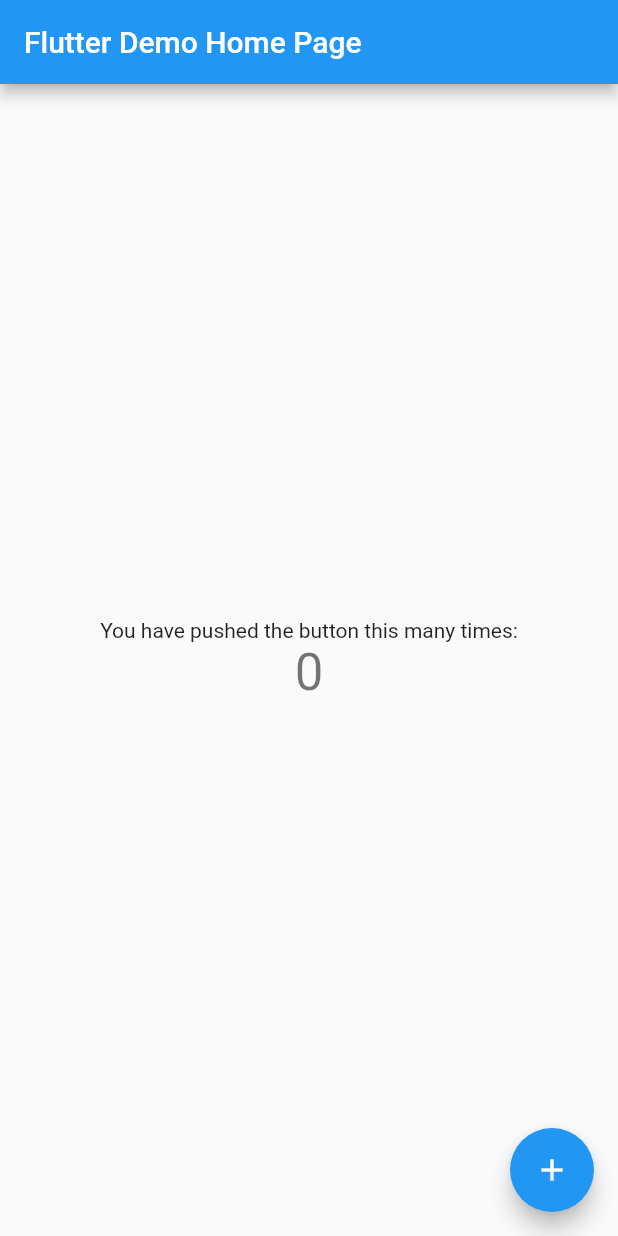
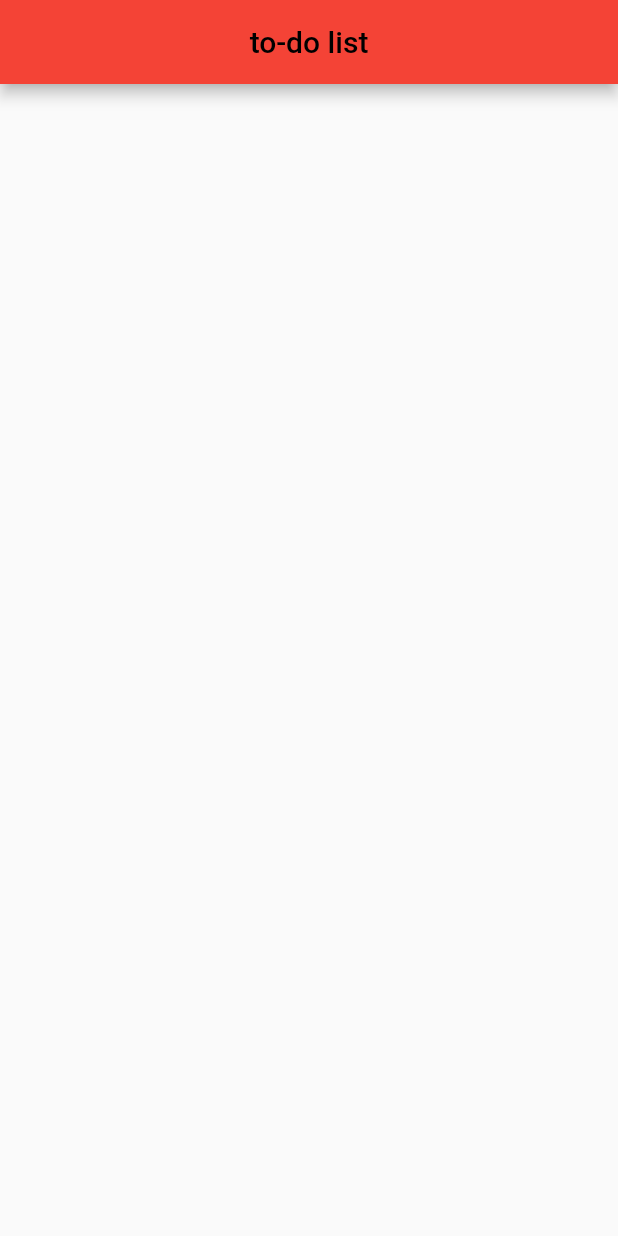
Before and after one commit to nimanthaF/todoList-app, a Flutter app: the screen it shows after launch, on a phone screen of 412 x 824 dp. Run offline on Flutter 3.47's test engine with Material 2 defaults, Android fonts, the phone set to English and light mode, and no system bars.

Commit message:
after making the appbar

```diff
--- /dev/null
+++ b/todo_list/lib/home.dart
@@ -0,0 +1,23 @@
+import 'package:flutter/material.dart';
+
+class App extends StatefulWidget {
+  @override
+  _AppState createState() => _AppState();
+}
+
+class _AppState extends State<App> {
+  @override
+  Widget build(BuildContext context) {
+    return Scaffold(
+      appBar: AppBar(
+        centerTitle: true,
+        title: Text(
+          "to-do list",
+          style: TextStyle(
+            color: Colors.black,
+          ),
+        ),
+      ),
+    );
+  }
+}
--- a/todo_list/lib/main.dart
+++ b/todo_list/lib/main.dart
@@ -1,4 +1,5 @@
 import 'package:flutter/material.dart';
+import 'home.dart';
 
 void main() => runApp(MyApp());
 
@@ -9,103 +10,9 @@ class MyApp extends StatelessWidget {
     return MaterialApp(
       title: 'Flutter Demo',
       theme: ThemeData(
-        // This is the theme of your application.
-        //
-        // Try running your application with "flutter run". You'll see the
-        // application has a blue toolbar. Then, without quitting the app, try
-        // changing the primarySwatch below to Colors.green and then invoke
-        // "hot reload" (press "r" in the console where you ran "flutter run",
-        // or simply save your changes to "hot reload" in a Flutter IDE).
-        // Notice that the counter didn't reset back to zero; the application
-        // is not restarted.
-        primarySwatch: Colors.blue,
+        primarySwatch: Colors.red,
       ),
-      home: MyHomePage(title: 'Flutter Demo Home Page'),
+      home: App(),
     );
   }
 }
-
-class MyHomePage extends StatefulWidget {
-  MyHomePage({Key key, this.title}) : super(key: key);
-
-  // This widget is the home page of your application. It is stateful, meaning
-  // that it has a State object (defined below) that contains fields that affect
-  // how it looks.
-
-  // This class is the configuration for the state. It holds the values (in this
-  // case the title) provided by the parent (in this case the App widget) and
-  // used by the build method of the State. Fields in a Widget subclass are
-  // always marked "final".
-
-  final String title;
-
-  @override
-  _MyHomePageState createState() => _MyHomePageState();
-}
-
-class _MyHomePageState extends State<MyHomePage> {
-  int _counter = 0;
-
-  void _incrementCounter() {
-    setState(() {
-      // This call to setState tells the Flutter framework that something has
-      // changed in this State, which causes it to rerun the build method below
-      // so that the display can reflect the updated values. If we changed
-      // _counter without calling setState(), then the build method would not be
-      // called again, and so nothing would appear to happen.
-      _counter++;
-    });
-  }
-
-  @override
-  Widget build(BuildContext context) {
-    // This method is rerun every time setState is called, for instance as done
-    // by the _incrementCounter method above.
-    //
-    // The Flutter framework has been optimized to make rerunning build methods
-    // fast, so that you can just rebuild anything that needs updating rather
-    // than having to individually change instances of widgets.
-    return Scaffold(
-      appBar: AppBar(
-        // Here we take the value from the MyHomePage object that was created by
-        // the App.build method, and use it to set our appbar title.
-        title: Text(widget.title),
-      ),
-      body: Center(
-        // Center is a layout widget. It takes a single child and positions it
-        // in the middle of the parent.
-        child: Column(
-          // Column is also a layout widget. It takes a list of children and
-          // arranges them vertically. By default, it sizes itself to fit its
-          // children horizontally, and tries to be as tall as its parent.
-          //
-          // Invoke "debug painting" (press "p" in the console, choose the
-          // "Toggle Debug Paint" action from the Flutter Inspector in Android
-          // Studio, or the "Toggle Debug Paint" command in Visual Studio Code)
-          // to see the wireframe for each widget.
-          //
-          // Column has various properties to control how it sizes itself and
-          // how it positions its children. Here we use mainAxisAlignment to
-          // center the children vertically; the main axis here is the vertical
-          // axis because Columns are vertical (the cross axis would be
-          // horizontal).
-          mainAxisAlignment: MainAxisAlignment.center,
-          children: <Widget>[
-            Text(
-              'You have pushed the button this many times:',
-            ),
-            Text(
-              '$_counter',
-              style: Theme.of(context).textTheme.display1,
-            ),
-          ],
-        ),
-      ),
-      floatingActionButton: FloatingActionButton(
-        onPressed: _incrementCounter,
-        tooltip: 'Increment',
-        child: Icon(Icons.add),
-      ), // This trailing comma makes auto-formatting nicer for build methods.
-    );
-  }
-}
```
